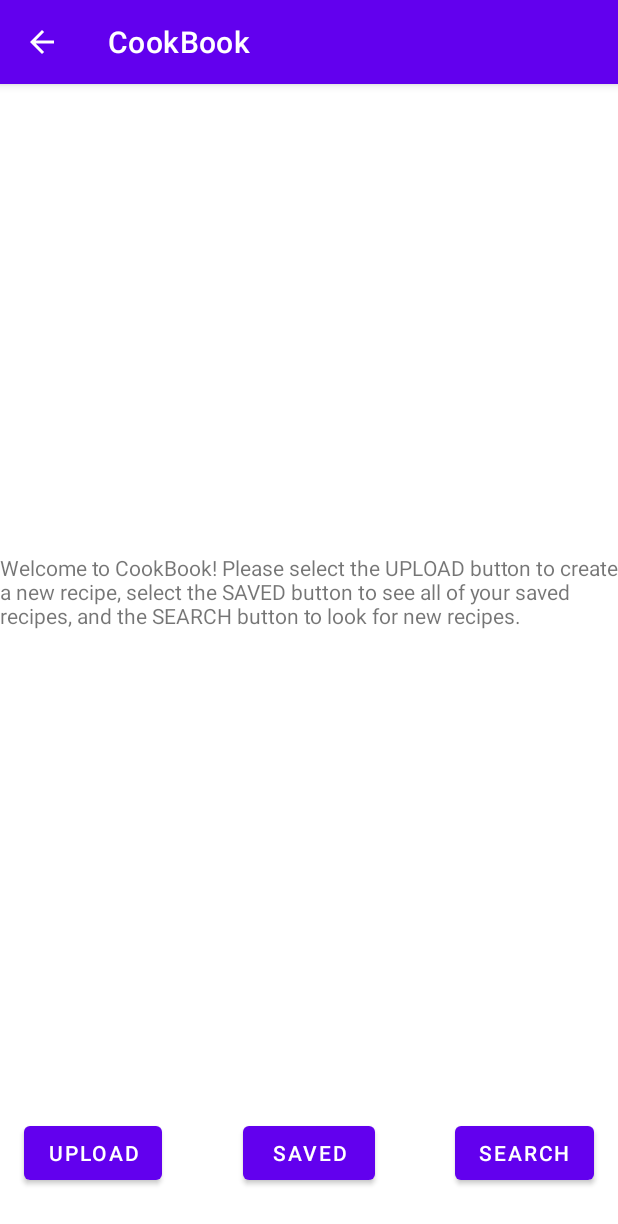
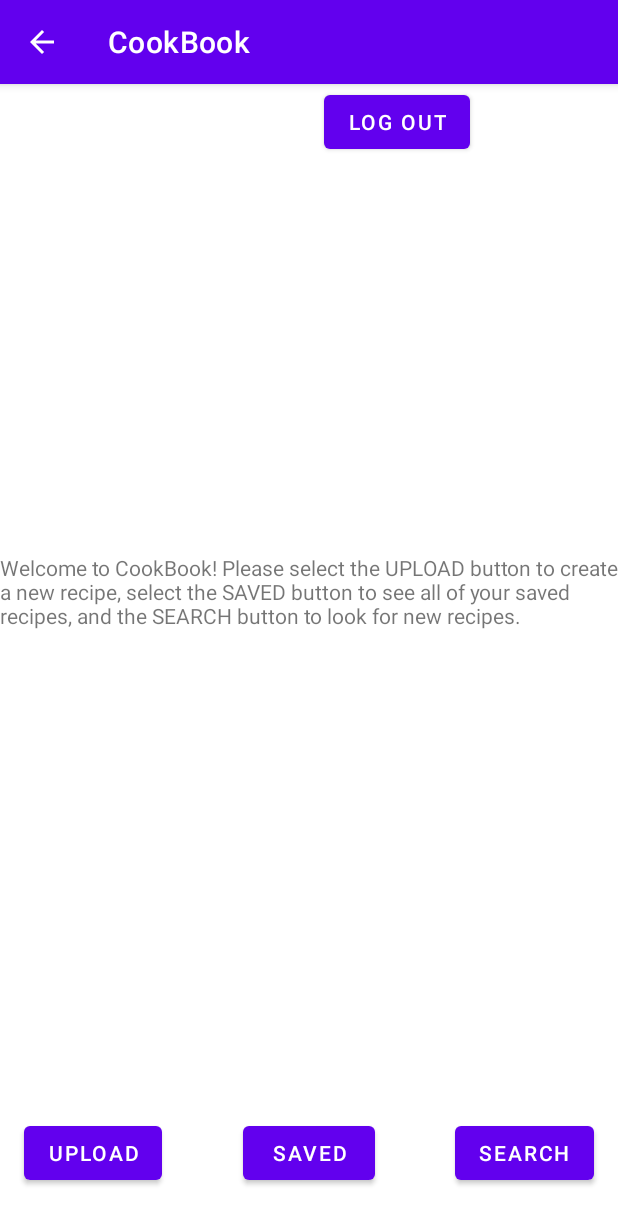
Before and after one commit to BenD150/CookBook, an Android app: the HomeActivity screen opened directly, with no data from a screen before it, on a phone screen of 412 x 824 dp. Shown: the top 1224 px of the screen. Run offline under Robolectric (Android 15) with nearby library versions, the phone set to English and light mode, and no system bars.

Commit message:
Added logout button and functionality

```diff
--- a/app/src/main/java/com/example/cookbook/HomeActivity.java
+++ b/app/src/main/java/com/example/cookbook/HomeActivity.java
@@ -5,6 +5,7 @@ import androidx.fragment.app.Fragment;
 import androidx.fragment.app.FragmentManager;
 import androidx.fragment.app.FragmentTransaction;
 
+import android.content.Intent;
 import android.os.Bundle;
 import android.util.Log;
 import android.view.View;
@@ -21,15 +22,24 @@ public class HomeActivity extends AppCompatActivity {
         super.onCreate(savedInstanceState);
         setContentView(R.layout.activity_home);
 
+        Button logoutButton = findViewById(R.id.logoutBtn);
         Button uploadFragment = findViewById(R.id.button_upload);
         Button savedFragment = findViewById(R.id.button_viewsaved);
         TextView homeText = findViewById(R.id.homeText);
 
 
+        logoutButton.setOnClickListener(new View.OnClickListener() {
+            @Override
+            public void onClick(View view) {
+                startActivity(new Intent(HomeActivity.this, LoginActivity.class));
+            }
+        });
+
         uploadFragment.setOnClickListener(new View.OnClickListener() {
             @Override
             public void onClick(View view) {
-                // Setting homeText to INVISIBLE so it doesn't show up in each fragment
+                // Setting homeText and logout button to INVISIBLE so it doesn't show up in each fragment
+                logoutButton.setVisibility(View.INVISIBLE);
                 homeText.setVisibility(View.INVISIBLE);
                 replaceFragment(new UploadFragment());
             }
@@ -38,7 +48,8 @@ public class HomeActivity extends AppCompatActivity {
         savedFragment.setOnClickListener(new View.OnClickListener() {
             @Override
             public void onClick(View view) {
-                // Setting homeText to INVISIBLE so it doesn't show up in each fragment
+                // Setting homeText and logout button to INVISIBLE so it doesn't show up in each fragment
+                logoutButton.setVisibility(View.INVISIBLE);
                 homeText.setVisibility(View.INVISIBLE);
                 replaceFragment(new SavedFragment());
             }
--- a/app/src/main/res/layout/activity_home.xml
+++ b/app/src/main/res/layout/activity_home.xml
@@ -16,6 +16,14 @@
         app:layout_constraintEnd_toEndOf="parent"
         app:layout_constraintStart_toStartOf="parent"
         app:layout_constraintTop_toTopOf="parent">
+
+        <Button
+            android:id="@+id/logoutBtn"
+            android:layout_width="wrap_content"
+            android:layout_height="wrap_content"
+            android:layout_marginStart="216dp"
+            android:text="Log Out"
+            app:layout_constraintStart_toStartOf="parent" />
     </FrameLayout>
 
     <TextView
```
